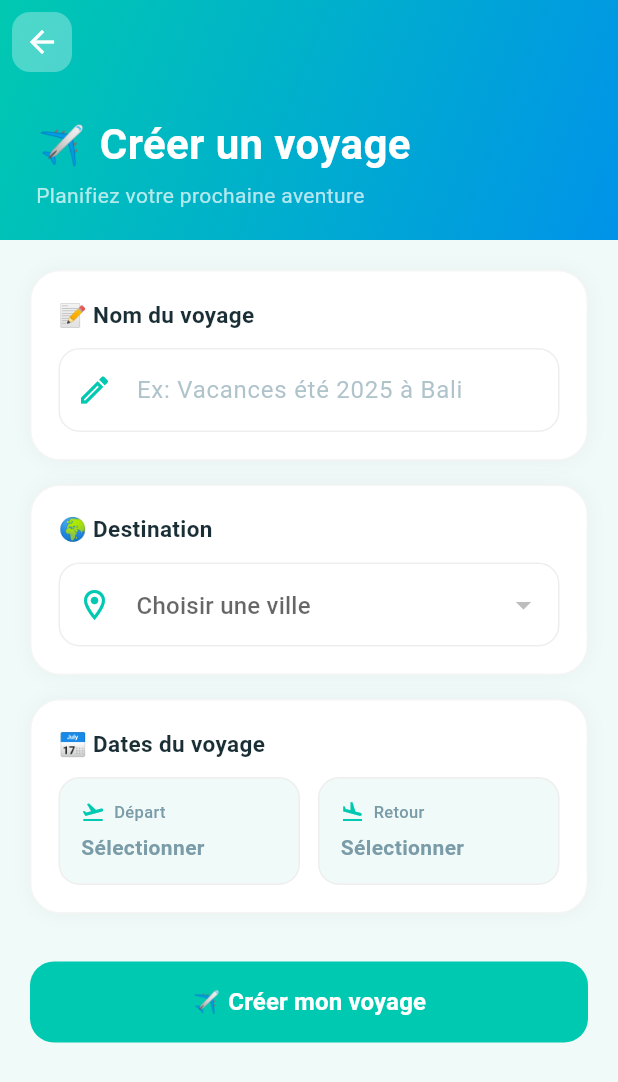
After one commit to Lylouuu/-voyage_app, a Flutter app: the screen it shows once a user with an empty profile is signed in, after a tap on "Créer un voyage", on a phone screen of 412 x 824 dp. The commit adds this screen. Shown: the top 1082 px of the screen. Run offline on Flutter 3.47's test engine with Material 3 defaults, Android fonts, the phone set to English and light mode, and no system bars; our stand-ins replace cached_network_image, flutter_dotenv, supabase_flutter; accounts and stored records are empty; Roboto replaces fonts that are missing (Poppins).

Commit message:
feat: creation voyage fonctionnelle avec Supabase

```diff
--- a/lib/features/home/screens/home_screen.dart
+++ b/lib/features/home/screens/home_screen.dart
@@ -5,6 +5,7 @@ import 'package:voyage_app/core/theme/app_theme.dart';
 import 'package:voyage_app/features/detail/screens/detail_screen.dart';
 import 'package:voyage_app/features/profile/screens/profile_screen.dart';
 import 'package:voyage_app/features/search/screens/search_screen.dart';
+import 'package:voyage_app/features/voyage/screens/create_voyage_screen.dart';
 
 class HomeScreen extends StatefulWidget {
   const HomeScreen({super.key});
@@ -160,6 +161,43 @@ class _HomeScreenState extends State<HomeScreen> {
                     style: TextStyle(color: AppTheme.muted, fontSize: 14),
                   ),
                 ],
+              ),
+            ),
+            const SizedBox(height: 12),
+            GestureDetector(
+              onTap: () {
+                Navigator.push(
+                  context,
+                  MaterialPageRoute(builder: (_) => const CreateVoyageScreen()),
+                );
+              },
+              child: Container(
+                padding: const EdgeInsets.symmetric(
+                  horizontal: 16,
+                  vertical: 12,
+                ),
+                decoration: BoxDecoration(
+                  color: Colors.white.withValues(alpha: 0.2),
+                  borderRadius: BorderRadius.circular(14),
+                  border: Border.all(
+                    color: Colors.white.withValues(alpha: 0.3),
+                  ),
+                ),
+                child: const Row(
+                  mainAxisAlignment: MainAxisAlignment.center,
+                  children: [
+                    Icon(Icons.add, color: Colors.white, size: 20),
+                    SizedBox(width: 8),
+                    Text(
+                      'Créer un voyage',
+                      style: TextStyle(
+                        color: Colors.white,
+                        fontSize: 14,
+                        fontWeight: FontWeight.w600,
+                      ),
+                    ),
+                  ],
+                ),
               ),
             ),
           ],
--- /dev/null
+++ b/lib/features/voyage/screens/create_voyage_screen.dart
@@ -0,0 +1,477 @@
+import 'package:flutter/material.dart';
+import 'package:supabase_flutter/supabase_flutter.dart';
+import 'package:voyage_app/core/theme/app_theme.dart';
+
+class CreateVoyageScreen extends StatefulWidget {
+  const CreateVoyageScreen({super.key});
+
+  @override
+  State<CreateVoyageScreen> createState() => _CreateVoyageScreenState();
+}
+
+class _CreateVoyageScreenState extends State<CreateVoyageScreen> {
+  final _supabase = Supabase.instance.client;
+  final _formKey = GlobalKey<FormState>();
+  final _titreController = TextEditingController();
+
+  DateTime? _dateDebut;
+  DateTime? _dateFin;
+  bool _loading = false;
+  List<Map<String, dynamic>> _villes = [];
+  String? _selectedVilleId;
+  String? _selectedVilleNom;
+
+  @override
+  void initState() {
+    super.initState();
+    _loadVilles();
+  }
+
+  @override
+  void dispose() {
+    _titreController.dispose();
+    super.dispose();
+  }
+
+  Future<void> _loadVilles() async {
+    final villes = await _supabase
+        .from('villes')
+        .select('id, nom, pays(nom)')
+        .order('nom');
+    if (mounted) {
+      setState(() {
+        _villes = List<Map<String, dynamic>>.from(villes);
+      });
+    }
+  }
+
+  Future<void> _pickDate({required bool isDebut}) async {
+    final now = DateTime.now();
+    final picked = await showDatePicker(
+      context: context,
+      initialDate: isDebut ? now : (_dateDebut ?? now),
+      firstDate: now,
+      lastDate: DateTime(2030),
+      builder: (context, child) {
+        return Theme(
+          data: Theme.of(
+            context,
+          ).copyWith(colorScheme: ColorScheme.light(primary: AppTheme.primary)),
+          child: child!,
+        );
+      },
+    );
+    if (picked != null) {
+      setState(() {
+        if (isDebut) {
+          _dateDebut = picked;
+          if (_dateFin != null && _dateFin!.isBefore(picked)) {
+            _dateFin = null;
+          }
+        } else {
+          _dateFin = picked;
+        }
+      });
+    }
+  }
+
+  Future<void> _createVoyage() async {
+    if (!_formKey.currentState!.validate()) return;
+    if (_dateDebut == null || _dateFin == null) {
+      ScaffoldMessenger.of(context).showSnackBar(
+        const SnackBar(
+          content: Text('Veuillez sélectionner les dates'),
+          backgroundColor: AppTheme.coral,
+        ),
+      );
+      return;
+    }
+    if (_selectedVilleId == null) {
+      ScaffoldMessenger.of(context).showSnackBar(
+        const SnackBar(
+          content: Text('Veuillez sélectionner une destination'),
+          backgroundColor: AppTheme.coral,
+        ),
+      );
+      return;
+    }
+
+    setState(() => _loading = true);
+    try {
+      final user = _supabase.auth.currentUser!;
+
+      // Créer le plan voyage
+      final voyage = await _supabase
+          .from('plans_voyage')
+          .insert({
+            'id_user': user.id,
+            'titre': _titreController.text.trim(),
+            'date_debut': _dateDebut!.toIso8601String().split('T')[0],
+            'date_fin': _dateFin!.toIso8601String().split('T')[0],
+            'statut': 'en cours',
+            'budget_total': 0,
+          })
+          .select()
+          .single();
+
+      // Ajouter la ville au plan
+      await _supabase.from('plan_villes').insert({
+        'id_plan': voyage['id'],
+        'id_ville': _selectedVilleId,
+      });
+
+      if (mounted) {
+        ScaffoldMessenger.of(context).showSnackBar(
+          const SnackBar(
+            content: Text('✅ Voyage créé avec succès !'),
+            backgroundColor: AppTheme.primary,
+          ),
+        );
+        Navigator.pop(context, true);
+      }
+    } catch (e) {
+      if (mounted) {
+        ScaffoldMessenger.of(context).showSnackBar(
+          SnackBar(
+            content: Text('Erreur : $e'),
+            backgroundColor: AppTheme.coral,
+          ),
+        );
+      }
+    } finally {
+      if (mounted) setState(() => _loading = false);
+    }
+  }
+
+  String _formatDate(DateTime? date) {
+    if (date == null) return 'Sélectionner';
+    return '${date.day}/${date.month}/${date.year}';
+  }
+
+  int _nombreJours() {
+    if (_dateDebut == null || _dateFin == null) return 0;
+    return _dateFin!.difference(_dateDebut!).inDays;
+  }
+
+  @override
+  Widget build(BuildContext context) {
+    return Scaffold(
+      backgroundColor: AppTheme.background,
+      body: CustomScrollView(
+        slivers: [
+          // Header
+          SliverAppBar(
+            expandedHeight: 160,
+            pinned: true,
+            backgroundColor: AppTheme.primary,
+            leading: GestureDetector(
+              onTap: () => Navigator.pop(context),
+              child: Container(
+                margin: const EdgeInsets.all(8),
+                decoration: BoxDecoration(
+                  color: Colors.white.withOpacity(0.3),
+                  borderRadius: BorderRadius.circular(12),
+                ),
+                child: const Icon(Icons.arrow_back, color: Colors.white),
+              ),
+            ),
+            flexibleSpace: FlexibleSpaceBar(
+              background: Container(
+                decoration: const BoxDecoration(
+                  gradient: LinearGradient(
+                    begin: Alignment.topLeft,
+                    end: Alignment.bottomRight,
+                    colors: [Color(0xFF00C9B1), Color(0xFF0093E9)],
+                  ),
+                ),
+                child: const SafeArea(
+                  child: Padding(
+                    padding: EdgeInsets.fromLTRB(24, 50, 24, 20),
+                    child: Column(
+                      crossAxisAlignment: CrossAxisAlignment.start,
+                      mainAxisAlignment: MainAxisAlignment.end,
+                      children: [
+                        Text(
+                          '✈️ Créer un voyage',
+                          style: TextStyle(
+                            fontSize: 28,
+                            fontWeight: FontWeight.bold,
+                            color: Colors.white,
+                          ),
+                        ),
+                        SizedBox(height: 4),
+                        Text(
+                          'Planifiez votre prochaine aventure',
+                          style: TextStyle(fontSize: 14, color: Colors.white70),
+                        ),
+                      ],
+                    ),
+                  ),
+                ),
+              ),
+            ),
+          ),
+
+          SliverToBoxAdapter(
+            child: Padding(
+              padding: const EdgeInsets.all(20),
+              child: Form(
+                key: _formKey,
+                child: Column(
+                  crossAxisAlignment: CrossAxisAlignment.start,
+                  children: [
+                    // Titre
+                    _buildCard(
+                      child: Column(
+                        crossAxisAlignment: CrossAxisAlignment.start,
+                        children: [
+                          const Text(
+                            '📝 Nom du voyage',
+                            style: TextStyle(
+                              fontSize: 15,
+                              fontWeight: FontWeight.bold,
+                              color: AppTheme.dark,
+                            ),
+                          ),
+                          const SizedBox(height: 12),
+                          TextFormField(
+                            controller: _titreController,
+                            style: const TextStyle(color: AppTheme.dark),
+                            decoration: InputDecoration(
+                              hintText: 'Ex: Vacances été 2025 à Bali',
+                              hintStyle: TextStyle(
+                                color: AppTheme.muted.withOpacity(0.6),
+                              ),
+                              prefixIcon: const Icon(
+                                Icons.edit_outlined,
+                                color: AppTheme.primary,
+                              ),
+                            ),
+                            validator: (v) => v!.isEmpty ? 'Nom requis' : null,
+                          ),
+                        ],
+                      ),
+                    ),
+
+                    const SizedBox(height: 16),
+
+                    // Destination
+                    _buildCard(
+                      child: Column(
+                        crossAxisAlignment: CrossAxisAlignment.start,
+                        children: [
+                          const Text(
+                            '🌍 Destination',
+                            style: TextStyle(
+                              fontSize: 15,
+                              fontWeight: FontWeight.bold,
+                              color: AppTheme.dark,
+                            ),
+                          ),
+                          const SizedBox(height: 12),
+                          DropdownButtonFormField<String>(
+                            value: _selectedVilleId,
+                            decoration: InputDecoration(
+                              hintText: 'Choisir une ville',
+                              hintStyle: TextStyle(
+                                color: AppTheme.muted.withOpacity(0.6),
+                              ),
+                              prefixIcon: const Icon(
+                                Icons.location_on_outlined,
+                                color: AppTheme.primary,
+                              ),
+                            ),
+                            items: _villes.map((v) {
+                              return DropdownMenuItem<String>(
+                                value: v['id'].toString(),
+                                child: Text(
+                                  '${v['nom']} — ${v['pays']?['nom'] ?? ''}',
+                                  style: const TextStyle(
+                                    fontSize: 14,
+                                    color: AppTheme.dark,
+                                  ),
+                                ),
+                              );
+                            }).toList(),
+                            onChanged: (val) {
+                              setState(() {
+                                _selectedVilleId = val;
+                                _selectedVilleNom = _villes.firstWhere(
+                                  (v) => v['id'].toString() == val,
+                                )['nom'];
+                              });
+                            },
+                          ),
+                        ],
+                      ),
+                    ),
+
+                    const SizedBox(height: 16),
+
+                    // Dates
+                    _buildCard(
+                      child: Column(
+                        crossAxisAlignment: CrossAxisAlignment.start,
+                        children: [
+                          const Text(
+                            '📅 Dates du voyage',
+                            style: TextStyle(
+                              fontSize: 15,
+                              fontWeight: FontWeight.bold,
+                              color: AppTheme.dark,
+                            ),
+                          ),
+                          const SizedBox(height: 12),
+                          Row(
+                            children: [
+                              Expanded(
+                                child: GestureDetector(
+                                  onTap: () => _pickDate(isDebut: true),
+                                  child: _buildDateBox(
+                                    label: 'Départ',
+                                    date: _formatDate(_dateDebut),
+                                    icon: Icons.flight_takeoff,
+                                  ),
+                                ),
+                              ),
+                              const SizedBox(width: 12),
+                              Expanded(
+                                child: GestureDetector(
+                                  onTap: () => _pickDate(isDebut: false),
+                                  child: _buildDateBox(
+                                    label: 'Retour',
+                                    date: _formatDate(_dateFin),
+                                    icon: Icons.flight_land,
+                                  ),
+                                ),
+                              ),
+                            ],
+                          ),
+                          if (_nombreJours() > 0) ...[
+                            const SizedBox(height: 12),
+                            Container(
+                              padding: const EdgeInsets.symmetric(
+                                horizontal: 16,
+                                vertical: 10,
+                              ),
+                              decoration: BoxDecoration(
+                                color: AppTheme.primary.withOpacity(0.1),
+                                borderRadius: BorderRadius.circular(12),
+                              ),
+                              child: Row(
+                                mainAxisAlignment: MainAxisAlignment.center,
+                                children: [
+                                  const Icon(
+                                    Icons.calendar_today,
+                                    color: AppTheme.primary,
+                                    size: 16,
+                                  ),
+                                  const SizedBox(width: 8),
+                                  Text(
+                                    '${_nombreJours()} jours de voyage',
+                                    style: TextStyle(
+                                      fontSize: 14,
+                                      fontWeight: FontWeight.w600,
+                                      color: AppTheme.primary,
+                                    ),
+                                  ),
+                                ],
+                              ),
+                            ),
+                          ],
+                        ],
+                      ),
+                    ),
+
+                    const SizedBox(height: 32),
+
+                    // Bouton créer
+                    ElevatedButton(
+                      onPressed: _loading ? null : _createVoyage,
+                      child: _loading
+                          ? const SizedBox(
+                              height: 22,
+                              width: 22,
+                              child: CircularProgressIndicator(
+                                color: Colors.white,
+                                strokeWidth: 2,
+                              ),
+                            )
+                          : const Text(
+                              '✈️ Créer mon voyage',
+                              style: TextStyle(
+                                fontSize: 16,
+                                fontWeight: FontWeight.w600,
+                              ),
+                            ),
+                    ),
+
+                    const SizedBox(height: 30),
+                  ],
+                ),
+              ),
+            ),
+          ),
+        ],
+      ),
+    );
+  }
+
+  Widget _buildCard({required Widget child}) {
+    return Container(
+      padding: const EdgeInsets.all(18),
+      decoration: BoxDecoration(
+        color: Colors.white,
+        borderRadius: BorderRadius.circular(20),
+        border: Border.all(color: Colors.grey.shade100),
+        boxShadow: [
+          BoxShadow(color: Colors.black.withOpacity(0.04), blurRadius: 10),
+        ],
+      ),
+      child: child,
+    );
+  }
+
+  Widget _buildDateBox({
+    required String label,
+    required String date,
+    required IconData icon,
+  }) {
+    return Container(
+      padding: const EdgeInsets.all(14),
+      decoration: BoxDecoration(
+        color: AppTheme.background,
+        borderRadius: BorderRadius.circular(14),
+        border: Border.all(color: Colors.grey.shade200),
+      ),
+      child: Column(
+        crossAxisAlignment: CrossAxisAlignment.start,
+        children: [
+          Row(
+            children: [
+              Icon(icon, color: AppTheme.primary, size: 16),
+              const SizedBox(width: 6),
+              Text(
+                label,
+                style: TextStyle(
+                  fontSize: 11,
+                  color: AppTheme.muted,
+                  fontWeight: FontWeight.w500,
+                ),
+              ),
+            ],
+          ),
+          const SizedBox(height: 6),
+          Text(
+            date,
+            style: TextStyle(
+              fontSize: 14,
+              fontWeight: FontWeight.w600,
+              color: date == 'Sélectionner' ? AppTheme.muted : AppTheme.dark,
+            ),
+          ),
+        ],
+      ),
+    );
+  }
+}
```
